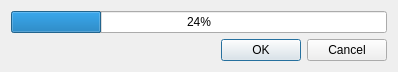
This is src/ui/FileAdditionProgressDialog.ui in trebleshot/desktop as Qt 5 draws it before an edit. The edited form follows.
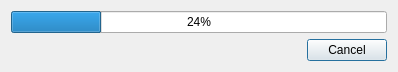
This is the edited form.

Patch:
```diff
--- a/src/ui/FileAdditionProgressDialog.ui
+++ b/src/ui/FileAdditionProgressDialog.ui
@@ -27,7 +27,7 @@
       <enum>Qt::Horizontal</enum>
      </property>
      <property name="standardButtons">
-      <set>QDialogButtonBox::Cancel|QDialogButtonBox::Ok</set>
+      <set>QDialogButtonBox::Cancel</set>
      </property>
     </widget>
    </item>
```
